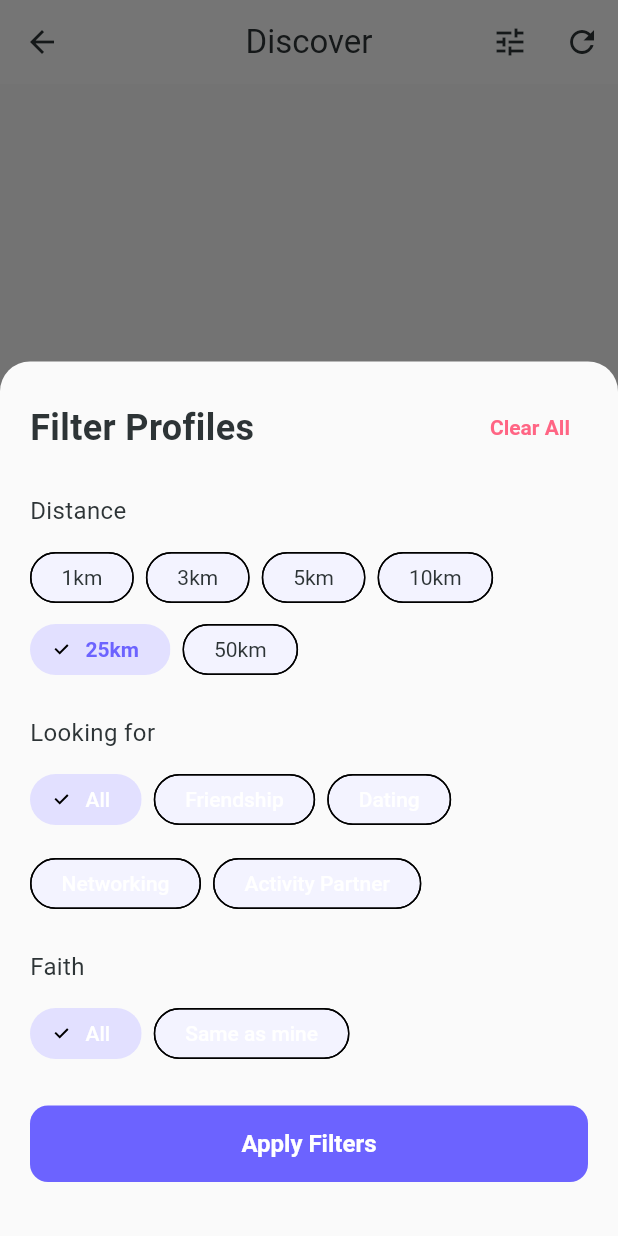
After one commit to benardgomashie/Nexa, a Flutter app: the DiscoveryScreen screen opened directly, after a tap on the "tune" icon, on a phone screen of 412 x 824 dp. The commit adds this screen. Run offline on Flutter 3.47's test engine with Material 3 defaults, Android fonts, the light colour scheme and no system bars; our stand-ins replace cached_network_image, dio, flutter_login, flutter_riverpod, flutter_secure_storage, geolocator and 3 more; accounts and stored records are empty; network calls fail; Roboto replaces fonts that are missing (SF Pro Display).

Commit message:
feat: Add discovery filter UI with distance, intent, and faith filters

```diff
--- a/frontend/lib/providers/discovery_provider.dart
+++ b/frontend/lib/providers/discovery_provider.dart
@@ -3,6 +3,9 @@ import '../models/discover.dart';
 import '../models/connection.dart';
 import '../services/discovery_service.dart';
 import 'service_providers.dart';
+
+// Re-export DiscoveryFilters for convenience
+export '../services/discovery_service.dart' show DiscoveryFilters;
 
 /// Discovery state
 class DiscoveryState {
@@ -11,6 +14,7 @@ class DiscoveryState {
   final String? error;
   final bool hasMore;
   final Connection? newMatch;
+  final DiscoveryFilters filters;
 
   DiscoveryState({
     this.profiles = const [],
@@ -18,7 +22,8 @@ class DiscoveryState {
     this.error,
     this.hasMore = true,
     this.newMatch,
-  });
+    DiscoveryFilters? filters,
+  }) : filters = filters ?? DiscoveryFilters();
 
   DiscoveryState copyWith({
     List<DiscoveryProfile>? profiles,
@@ -27,6 +32,7 @@ class DiscoveryState {
     bool? hasMore,
     Connection? newMatch,
     bool clearNewMatch = false,
+    DiscoveryFilters? filters,
   }) {
     return DiscoveryState(
       profiles: profiles ?? this.profiles,
@@ -34,6 +40,7 @@ class DiscoveryState {
       error: error,
       hasMore: hasMore ?? this.hasMore,
       newMatch: clearNewMatch ? null : (newMatch ?? this.newMatch),
+      filters: filters ?? this.filters,
     );
   }
 }
@@ -51,7 +58,7 @@ class DiscoveryNotifier extends StateNotifier<DiscoveryState> {
     if (state.isLoading) return;
 
     if (refresh) {
-      state = DiscoveryState(isLoading: true);
+      state = DiscoveryState(isLoading: true, filters: state.filters);
     } else {
       state = state.copyWith(isLoading: true, error: null);
     }
@@ -60,6 +67,7 @@ class DiscoveryNotifier extends StateNotifier<DiscoveryState> {
       final profiles = await _discoveryService.getDiscovery(
         limit: 20,
         offset: refresh ? 0 : state.profiles.length,
+        filters: state.filters,
       );
 
       state = state.copyWith(
@@ -73,6 +81,18 @@ class DiscoveryNotifier extends StateNotifier<DiscoveryState> {
         error: e.toString(),
       );
     }
+  }
+
+  /// Apply filters and reload profiles
+  Future<void> applyFilters(DiscoveryFilters filters) async {
+    state = state.copyWith(filters: filters);
+    await loadProfiles(refresh: true);
+  }
+
+  /// Clear all filters
+  Future<void> clearFilters() async {
+    state = state.copyWith(filters: DiscoveryFilters());
+    await loadProfiles(refresh: true);
   }
 
   /// Express interest (like)
--- a/frontend/lib/screens/discover/discovery_screen.dart
+++ b/frontend/lib/screens/discover/discovery_screen.dart
@@ -7,6 +7,7 @@ import '../../providers/discovery_provider.dart';
 import '../../providers/chat_provider.dart';
 import '../../providers/connection_provider.dart';
 import '../../widgets/report_dialog.dart';
+import '../../widgets/discovery_filter_sheet.dart';
 
 /// Formats distance as approximate ranges (e.g., "~2km" instead of "2.3km")
 String _formatDistanceAsRange(double distanceKm) {
@@ -52,6 +53,29 @@ class DiscoveryScreen extends ConsumerWidget {
         title: const Text('Discover'),
         centerTitle: true,
         actions: [
+          // Filter button with badge if filters active
+          Stack(
+            children: [
+              IconButton(
+                icon: const Icon(Icons.tune),
+                onPressed: () => showDiscoveryFilterSheet(context, ref),
+                tooltip: 'Filter',
+              ),
+              if (discoveryState.filters.hasActiveFilters)
+                Positioned(
+                  right: 8,
+                  top: 8,
+                  child: Container(
+                    width: 8,
+                    height: 8,
+                    decoration: BoxDecoration(
+                      color: AppTheme.accentColor,
+                      shape: BoxShape.circle,
+                    ),
+                  ),
+                ),
+            ],
+          ),
           IconButton(
             icon: const Icon(Icons.refresh),
             onPressed: () => ref.read(discoveryProvider.notifier).refresh(),
--- a/frontend/lib/services/discovery_service.dart
+++ b/frontend/lib/services/discovery_service.dart
@@ -1,6 +1,54 @@
 import '../models/discover.dart';
 import '../models/connection.dart';
 import 'api_client.dart';
+
+/// Discovery filter options
+class DiscoveryFilters {
+  final int? radiusKm;
+  final String? intent;
+  final String? interest;
+  final String? faith; // 'same' or 'all'
+
+  DiscoveryFilters({
+    this.radiusKm,
+    this.intent,
+    this.interest,
+    this.faith,
+  });
+
+  Map<String, dynamic> toQueryParams() {
+    final params = <String, dynamic>{};
+    if (radiusKm != null) params['radius_km'] = radiusKm;
+    if (intent != null && intent!.isNotEmpty) params['intent'] = intent;
+    if (interest != null && interest!.isNotEmpty) params['interest'] = interest;
+    if (faith != null && faith!.isNotEmpty) params['faith'] = faith;
+    return params;
+  }
+
+  DiscoveryFilters copyWith({
+    int? radiusKm,
+    String? intent,
+    String? interest,
+    String? faith,
+    bool clearRadius = false,
+    bool clearIntent = false,
+    bool clearInterest = false,
+    bool clearFaith = false,
+  }) {
+    return DiscoveryFilters(
+      radiusKm: clearRadius ? null : (radiusKm ?? this.radiusKm),
+      intent: clearIntent ? null : (intent ?? this.intent),
+      interest: clearInterest ? null : (interest ?? this.interest),
+      faith: clearFaith ? null : (faith ?? this.faith),
+    );
+  }
+
+  bool get hasActiveFilters =>
+      radiusKm != null ||
+      (intent != null && intent!.isNotEmpty) ||
+      (interest != null && interest!.isNotEmpty) ||
+      (faith != null && faith!.isNotEmpty);
+}
 
 /// Service for discovery and matching operations
 class DiscoveryService {
@@ -12,13 +60,21 @@ class DiscoveryService {
   Future<List<DiscoveryProfile>> getDiscovery({
     int limit = 10,
     int offset = 0,
+    DiscoveryFilters? filters,
   }) async {
+    final queryParams = <String, dynamic>{
+      'limit': limit,
+      'offset': offset,
+    };
+
+    // Add filter params if provided
+    if (filters != null) {
+      queryParams.addAll(filters.toQueryParams());
+    }
+
     final response = await _apiClient.get(
       '/discover/',
-      queryParameters: {
-        'limit': limit,
-        'offset': offset,
-      },
+      queryParameters: queryParams,
     );
 
     final results = response.data['results'] as List;
--- /dev/null
+++ b/frontend/lib/widgets/discovery_filter_sheet.dart
@@ -0,0 +1,224 @@
+import 'package:flutter/material.dart';
+import 'package:flutter_riverpod/flutter_riverpod.dart';
+import '../config/theme.dart';
+import '../providers/discovery_provider.dart';
+
+/// Available intent options
+const List<String> _intentOptions = [
+  'Friendship',
+  'Dating',
+  'Networking',
+  'Activity Partner',
+];
+
+/// Discovery filter bottom sheet
+class DiscoveryFilterSheet extends ConsumerStatefulWidget {
+  final DiscoveryFilters currentFilters;
+  final Function(DiscoveryFilters) onApply;
+
+  const DiscoveryFilterSheet({
+    super.key,
+    required this.currentFilters,
+    required this.onApply,
+  });
+
+  @override
+  ConsumerState<DiscoveryFilterSheet> createState() => _DiscoveryFilterSheetState();
+}
+
+class _DiscoveryFilterSheetState extends ConsumerState<DiscoveryFilterSheet> {
+  late int _selectedRadius;
+  late String? _selectedIntent;
+  late String? _selectedFaith;
+
+  final List<int> _radiusOptions = [1, 3, 5, 10, 25, 50];
+
+  @override
+  void initState() {
+    super.initState();
+    _selectedRadius = widget.currentFilters.radiusKm ?? 25;
+    _selectedIntent = widget.currentFilters.intent;
+    _selectedFaith = widget.currentFilters.faith;
+  }
+
+  void _applyFilters() {
+    final filters = DiscoveryFilters(
+      radiusKm: _selectedRadius,
+      intent: _selectedIntent,
+      faith: _selectedFaith == 'same' ? 'same' : null,
+    );
+    widget.onApply(filters);
+    Navigator.pop(context);
+  }
+
+  void _clearFilters() {
+    setState(() {
+      _selectedRadius = 25;
+      _selectedIntent = null;
+      _selectedFaith = null;
+    });
+  }
+
+  @override
+  Widget build(BuildContext context) {
+    return Container(
+      padding: const EdgeInsets.all(20),
+      decoration: BoxDecoration(
+        color: Theme.of(context).scaffoldBackgroundColor,
+        borderRadius: const BorderRadius.vertical(top: Radius.circular(20)),
+      ),
+      child: Column(
+        mainAxisSize: MainAxisSize.min,
+        crossAxisAlignment: CrossAxisAlignment.start,
+        children: [
+          // Header
+          Row(
+            mainAxisAlignment: MainAxisAlignment.spaceBetween,
+            children: [
+              Text('Filter Profiles', style: AppTheme.headline2),
+              TextButton(
+                onPressed: _clearFilters,
+                child: Text(
+                  'Clear All',
+                  style: TextStyle(color: AppTheme.accentColor),
+                ),
+              ),
+            ],
+          ),
+          const SizedBox(height: 20),
+
+          // Distance filter
+          Text('Distance', style: AppTheme.bodyLarge),
+          const SizedBox(height: 8),
+          Wrap(
+            spacing: 8,
+            children: _radiusOptions.map((radius) {
+              final isSelected = _selectedRadius == radius;
+              return ChoiceChip(
+                label: Text('${radius}km'),
+                selected: isSelected,
+                onSelected: (selected) {
+                  if (selected) {
+                    setState(() => _selectedRadius = radius);
+                  }
+                },
+                selectedColor: AppTheme.primaryColor.withOpacity(0.2),
+                labelStyle: TextStyle(
+                  color: isSelected ? AppTheme.primaryColor : AppTheme.textPrimary,
+                  fontWeight: isSelected ? FontWeight.bold : FontWeight.normal,
+                ),
+              );
+            }).toList(),
+          ),
+          const SizedBox(height: 20),
+
+          // Intent filter
+          Text('Looking for', style: AppTheme.bodyLarge),
+          const SizedBox(height: 8),
+          Wrap(
+            spacing: 8,
+            runSpacing: 8,
+            children: [
+              FilterChip(
+                label: const Text('All'),
+                selected: _selectedIntent == null,
+                onSelected: (selected) {
+                  if (selected) {
+                    setState(() => _selectedIntent = null);
+                  }
+                },
+                selectedColor: AppTheme.primaryColor.withOpacity(0.2),
+              ),
+              ..._intentOptions.map((intent) {
+                final isSelected = _selectedIntent == intent;
+                return FilterChip(
+                  label: Text(intent),
+                  selected: isSelected,
+                  onSelected: (selected) {
+                    setState(() {
+                      _selectedIntent = selected ? intent : null;
+                    });
+                  },
+                  selectedColor: AppTheme.primaryColor.withOpacity(0.2),
+                );
+              }),
+            ],
+          ),
+          const SizedBox(height: 20),
+
+          // Faith filter
+          Text('Faith', style: AppTheme.bodyLarge),
+          const SizedBox(height: 8),
+          Wrap(
+            spacing: 8,
+            children: [
+              ChoiceChip(
+                label: const Text('All'),
+                selected: _selectedFaith != 'same',
+                onSelected: (selected) {
+                  if (selected) {
+                    setState(() => _selectedFaith = null);
+                  }
+                },
+                selectedColor: AppTheme.primaryColor.withOpacity(0.2),
+              ),
+              ChoiceChip(
+                label: const Text('Same as mine'),
+                selected: _selectedFaith == 'same',
+                onSelected: (selected) {
+                  setState(() => _selectedFaith = selected ? 'same' : null);
+                },
+                selectedColor: AppTheme.primaryColor.withOpacity(0.2),
+              ),
+            ],
+          ),
+          const SizedBox(height: 24),
+
+          // Apply button
+          SizedBox(
+            width: double.infinity,
+            child: ElevatedButton(
+              onPressed: _applyFilters,
+              style: ElevatedButton.styleFrom(
+                backgroundColor: AppTheme.primaryColor,
+                padding: const EdgeInsets.symmetric(vertical: 16),
+                shape: RoundedRectangleBorder(
+                  borderRadius: BorderRadius.circular(12),
+                ),
+              ),
+              child: const Text(
+                'Apply Filters',
+                style: TextStyle(
+                  fontSize: 16,
+                  fontWeight: FontWeight.bold,
+                  color: Colors.white,
+                ),
+              ),
+            ),
+          ),
+          const SizedBox(height: 16),
+        ],
+      ),
+    );
+  }
+}
+
+/// Show the filter bottom sheet
+Future<void> showDiscoveryFilterSheet(
+  BuildContext context,
+  WidgetRef ref,
+) async {
+  final currentFilters = ref.read(discoveryProvider).filters;
+
+  await showModalBottomSheet(
+    context: context,
+    isScrollControlled: true,
+    backgroundColor: Colors.transparent,
+    builder: (context) => DiscoveryFilterSheet(
+      currentFilters: currentFilters,
+      onApply: (filters) {
+        ref.read(discoveryProvider.notifier).applyFilters(filters);
+      },
+    ),
+  );
+}
```
Also changed, not shown: 1 other file.
